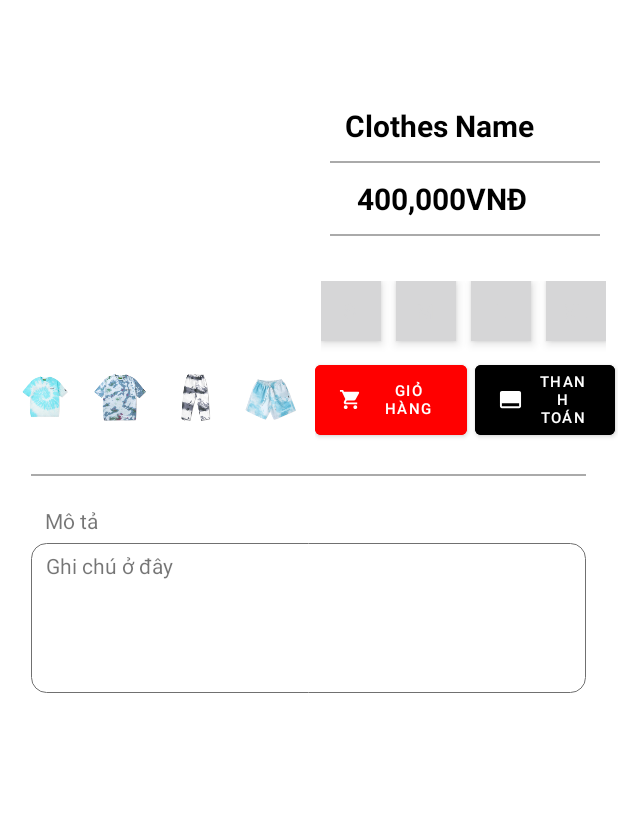
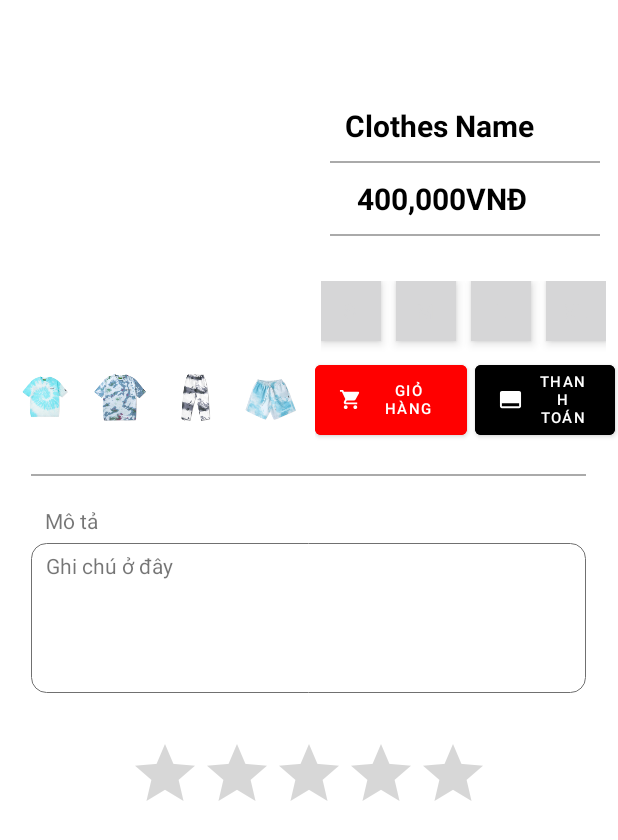
Before and after one commit to dobadov3/ClothesShop, an Android app: the layout fragment_cart.xml on its own in the app's theme, with its tools: preview values and no code run, on a phone screen of 412 x 824 dp. Shown: the top 840 px of the screen. Run offline under Robolectric (Android 15) with nearby library versions, the phone set to English and light mode, and no system bars; plain views replace ElegantNumberButton.

Commit message:
Add rating

```diff
--- a/app/src/main/java/com/example/clothesshop/DAO/ClothesDAO.java
+++ b/app/src/main/java/com/example/clothesshop/DAO/ClothesDAO.java
@@ -52,7 +52,7 @@ public class ClothesDAO {
     public ArrayList<Clothes> getListClothesByIDCategory(int idCategory){
         ArrayList<Clothes> list = new ArrayList<>();
 
-        String query = "SELECT * FROM Product WHERE idCategory = " + idCategory;
+        String query = "SELECT * FROM Product WHERE idCategory = " + idCategory + "AND idDiscount = 1";
         try
         {
             ResultSet resultSet = DataProvider.getInstance().ExcuteQuery(query);
@@ -67,6 +67,7 @@ public class ClothesDAO {
                 clothes.setImage2(resultSet.getString(6));
                 clothes.setImage3(resultSet.getString(7));
                 clothes.setImage4(resultSet.getString(8));
+                clothes.setPriceSale(clothes.getPrice());
 
                 list.add(clothes);
             }
@@ -130,6 +131,7 @@ public class ClothesDAO {
                 clothes.setImage2(resultSet.getString(6));
                 clothes.setImage3(resultSet.getString(7));
                 clothes.setImage4(resultSet.getString(8));
+                clothes.setPriceSale(clothes.getPrice());
 
                 list.add(clothes);
             }
--- a/app/src/main/res/layout/fragment_cart.xml
+++ b/app/src/main/res/layout/fragment_cart.xml
@@ -222,6 +222,7 @@
     <RelativeLayout
         android:layout_width="370dp"
         android:layout_height="100dp"
+        android:id="@+id/relativeDescription"
         android:layout_below="@+id/tv1"
         android:layout_centerHorizontal="true"
         android:layout_marginTop="5dp"
@@ -236,4 +237,12 @@
             android:id="@+id/tvDescription"/>
 
     </RelativeLayout>
+
+    <RatingBar
+        android:layout_width="wrap_content"
+        android:layout_height="wrap_content"
+        android:layout_below="@+id/relativeDescription"
+        android:layout_centerHorizontal="true"
+        android:layout_marginTop="30dp"
+        android:id="@+id/ratingBar"/>
 </RelativeLayout>
```
Also changed, not shown: app/src/main/java/com/example/clothesshop/activity/CompleteActivity.java (+15 -0 lines), app/src/main/java/com/example/clothesshop/adapter/CartAdapter.java (+5 -5 lines), app/src/main/res/layout/activity_complete.xml (+8 -1 lines).
